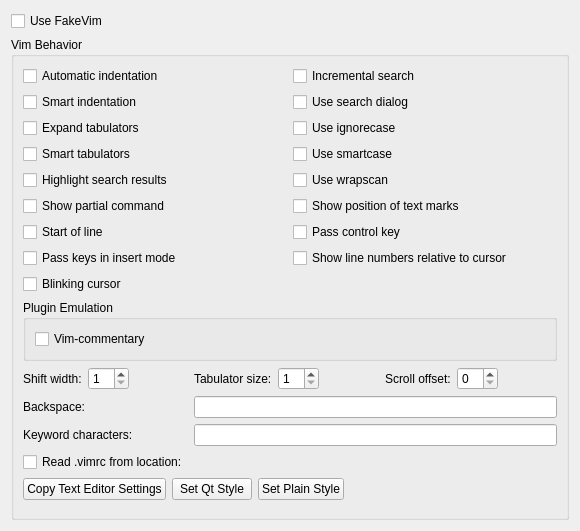
The window that src/plugins/fakevim/fakevimoptions.ui (qt-creator/qt-creator) describes before a commit, drawn with Qt 5.
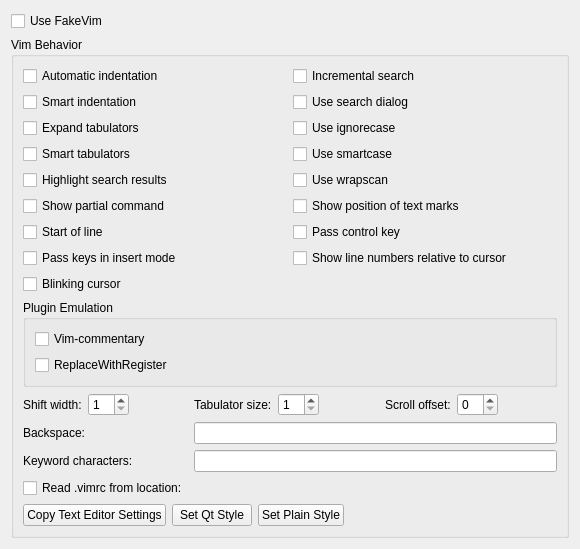
The same window after the commit. Custom widgets are drawn as their Qt base class.

Commit message: FakeVim: Add emulation for ReplaceWithRegister plugin

Diff of the .ui file:
```diff
--- a/src/plugins/fakevim/fakevimoptions.ui
+++ b/src/plugins/fakevim/fakevimoptions.ui
@@ -7,7 +7,7 @@
     <x>0</x>
     <y>0</y>
     <width>580</width>
-    <height>531</height>
+    <height>543</height>
    </rect>
   </property>
   <layout class="QVBoxLayout" name="verticalLayout_2">
@@ -172,6 +172,13 @@
            </property>
           </widget>
          </item>
+         <item row="1" column="0">
+          <widget class="QCheckBox" name="checkBoxReplaceWithRegister">
+           <property name="text">
+            <string>ReplaceWithRegister</string>
+           </property>
+          </widget>
+         </item>
         </layout>
        </widget>
       </item>
```
The commit also changes 7 other files.
